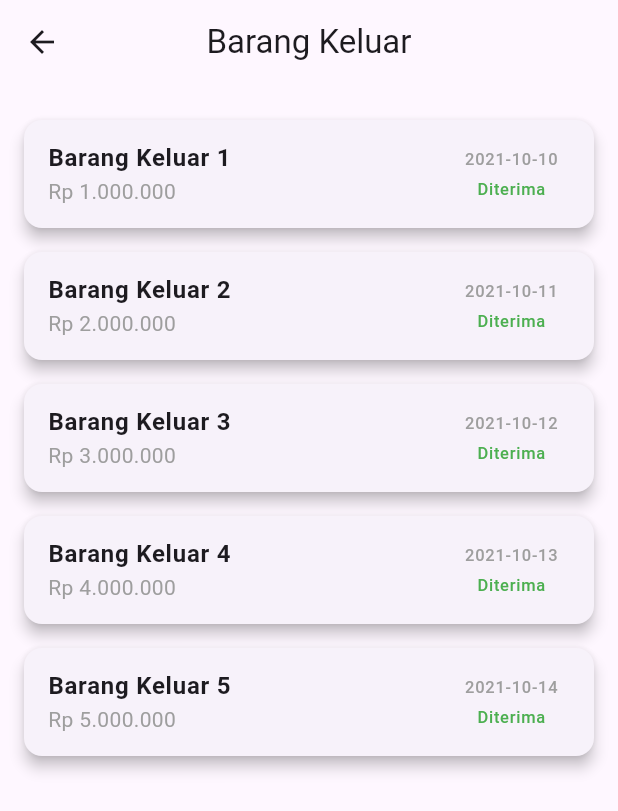
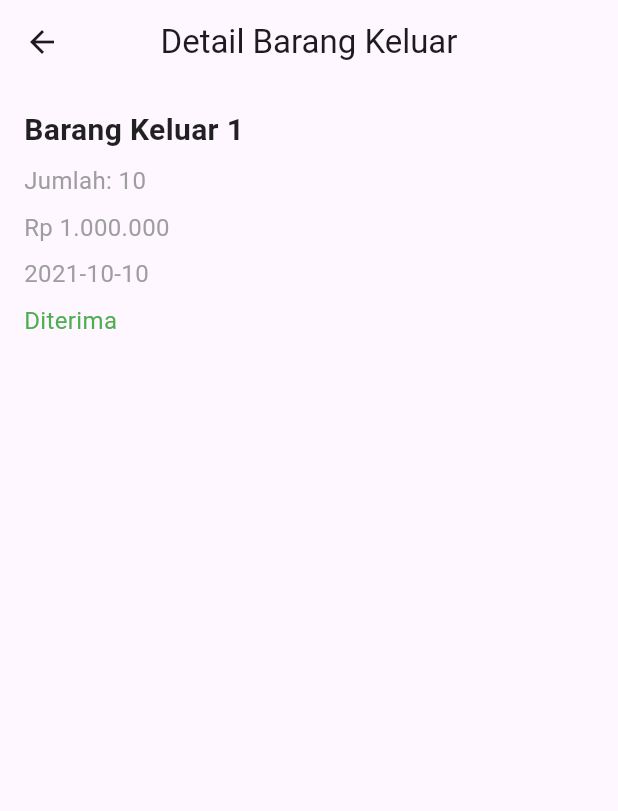
Before and after one commit to nurfaidz/simply-inventory-with-flutter, a Flutter app: the OutgoingItemPage screen opened by its route, after a tap on "Barang Keluar 1", on a phone screen of 412 x 824 dp. Shown: the top 811 px of the screen. Run offline on Flutter 3.47's test engine with Material 3 defaults, Android fonts, the phone set to English and light mode, and no system bars.

Commit message:
feat(route.dart): add routes for product detail page, incoming item detail page, and outgoing item detail page to enable navigation to these pages feat(detail_incoming_item_page.dart): create a new page for displaying details of an incoming item feat(detail_outgoing_item_page.dart): create a new page for displaying details of an outgoing item feat(product_detail_page.dart): create a new page for displaying details of a product feat(product_page.dart): add navigation to product detail page when a product card is tapped feat(incoming_item_page.dart): add navigation to incoming item detail page when an incoming item card is tapped feat(outgoing_item_page.dart): add navigation to outgoing item detail page when an outgoing item card is tapped

```diff
--- a/lib/app/route.dart
+++ b/lib/app/route.dart
@@ -1,16 +1,29 @@
 import 'package:flutter/material.dart';
 import '../features/homes/home_page.dart';
 import '../features/products/product_page.dart';
+import '../features/products/product_detail_page.dart';
 import '../features/incoming_items/incoming_item_page.dart';
+import '../features/incoming_items/detail_incoming_item_page.dart';
 import '../features/outgoing_items/outgoing_item_page.dart';
+import '../features/outgoing_items/detail_outgoing_item_page.dart';
 import '../features/auths/login_page.dart';
 
 class AppRoutes {
   static Map<String, WidgetBuilder> get routes => {
         '/': (context) => const HomePage(),
+
+        // Product
         '/products': (context) => const ProductPage(),
+        '/products/show': (context) => const ProductDetailPage(),
+
+        // Incoming Item
         '/incoming-items': (context) => const IncomingItemPage(),
+        '/incoming-items/show': (context) => const DetailIncomingItemPage(),
+
+        // Outgoing Item
         '/outgoing-items': (context) => const OutgoingItemPage(),
+        '/outgoing-items/show': (context) => const DetailOutgoingItemPage(),
+
         '/login': (context) => const LoginPage(),
       };
 }
--- /dev/null
+++ b/lib/features/outgoing_items/detail_outgoing_item_page.dart
@@ -0,0 +1,66 @@
+import 'package:flutter/material.dart';
+
+class DetailOutgoingItemPage extends StatelessWidget {
+  const DetailOutgoingItemPage({super.key});
+
+  final outgoing_item = const {
+    'name': 'Barang Keluar 1',
+    'quantity': '10',
+    'total': 'Rp 1.000.000',
+    'date': '2021-10-10',
+    'status': 'Diterima',
+  };
+
+  @override
+  Widget build(BuildContext context) {
+    return Scaffold(
+      appBar: AppBar(title: const Text('Detail Barang Keluar'), centerTitle: true),
+      body: Padding(
+        padding: const EdgeInsets.all(16),
+        child: Column (
+          crossAxisAlignment: CrossAxisAlignment.start,
+          children: [
+            Text(
+              outgoing_item['name']!,
+              style: const TextStyle(
+                fontSize: 20,
+                color: Colors.black87,
+                fontWeight: FontWeight.bold,
+              ),
+            ),
+            const SizedBox(height: 8),
+
+            Text(
+              'Jumlah: ${outgoing_item['quantity']}',
+              style: const TextStyle(fontSize: 16, color: Colors.grey),
+            ),
+            const SizedBox(height: 8),
+
+            Text(
+              outgoing_item['total']!,
+              style: const TextStyle(fontSize: 16, color: Colors.grey),
+            ),
+            const SizedBox(height: 8),
+
+            Text(
+              outgoing_item['date']!,
+              style: const TextStyle(fontSize: 16, color: Colors.grey),
+            ),
+            const SizedBox(height: 8),
+
+            Text(
+              outgoing_item['status']!,
+              style: const TextStyle(fontSize: 16, color: Colors.green),
+            ),
+            const Spacer(),
+
+            SizedBox(
+              width: double.infinity,
+            ),
+          ],
+        ),
+      ),
+    );
+  }
+
+}
--- a/lib/features/outgoing_items/outgoing_item_page.dart
+++ b/lib/features/outgoing_items/outgoing_item_page.dart
@@ -52,6 +52,7 @@ class OutgoingItemPage extends StatelessWidget {
             itemBuilder: (context, index) {
               final outgoing_item = outgoing_items[index];
               return _buildOutgoingCard(
+                context: context,
                 name: outgoing_item['name']!,
                 quantity: outgoing_item['quantity']!,
                 total: outgoing_item['total']!,
@@ -64,7 +65,7 @@ class OutgoingItemPage extends StatelessWidget {
     );
   }
 
-  Widget _buildOutgoingCard({required String name, required String quantity, required String total, required String date, required String status}) {
+  Widget _buildOutgoingCard({required BuildContext context, required String name, required String quantity, required String total, required String date, required String status}) {
     return Card(
       margin: const EdgeInsets.symmetric(vertical: 8),
       shape: RoundedRectangleBorder(borderRadius: BorderRadius.circular(12)),
@@ -84,7 +85,10 @@ class OutgoingItemPage extends StatelessWidget {
           ],
         ),
         onTap: () {
-          print('Tapped $name');
+          Navigator.pushNamed(
+            context,
+            '/outgoing-items/show',
+          );
         },
       ),
     );
```
Also changed, not shown: lib/features/incoming_items/detail_incoming_item_page.dart (added, +61 -0 lines), lib/features/incoming_items/incoming_item_page.dart (+5 -2 lines), lib/features/products/product_detail_page.dart (added, +59 -0 lines), lib/features/products/product_page.dart (+6 -2 lines).
